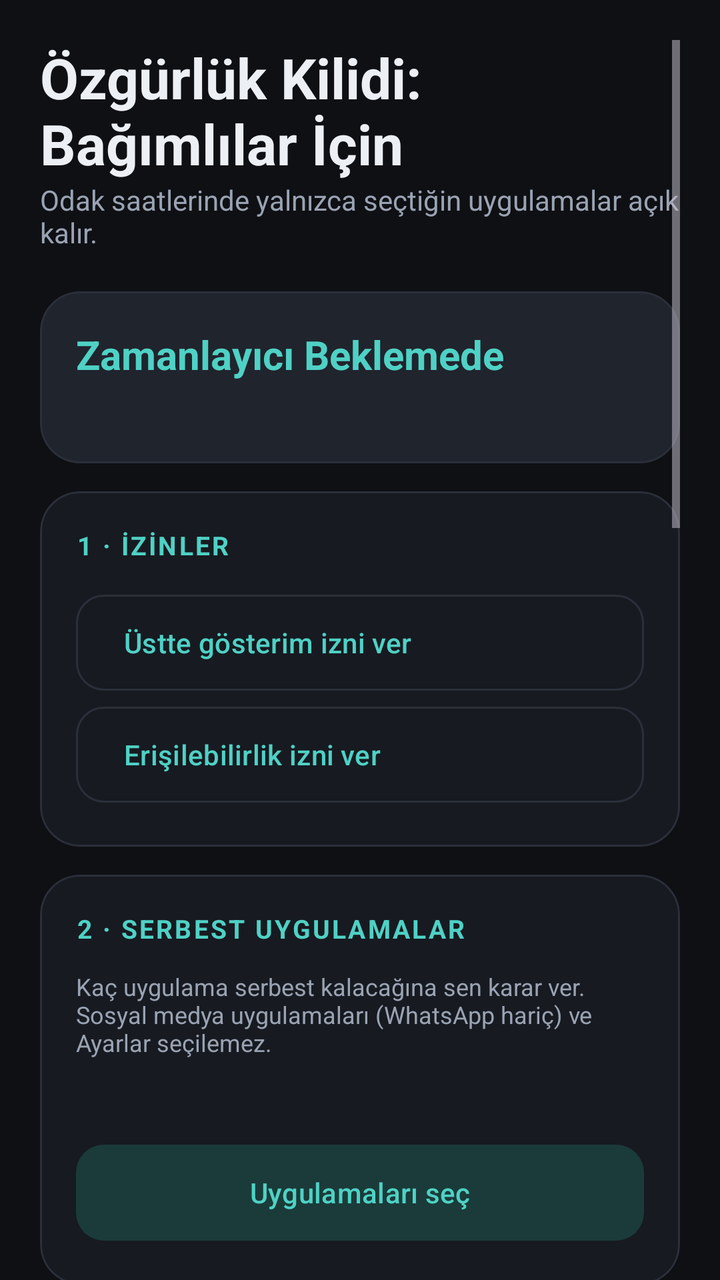
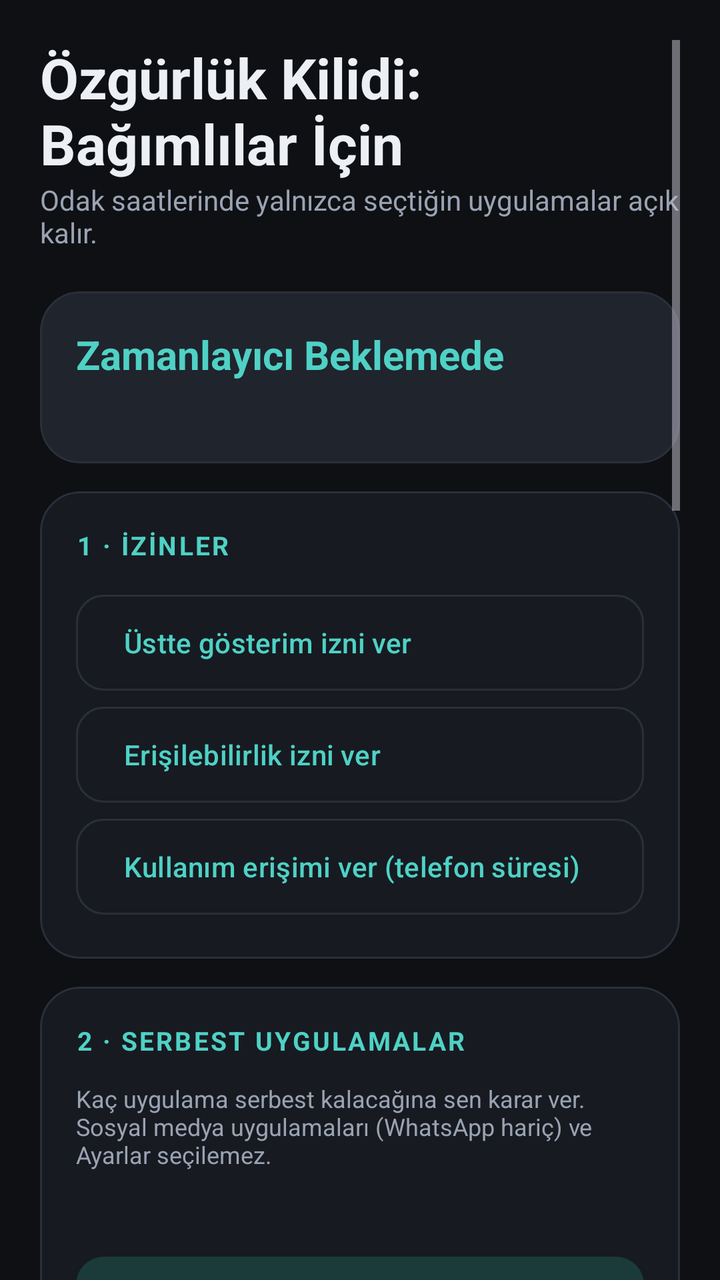

The first picture is an Android layout as it rendered before a commit; the second is the same layout after the commit. The layout source and the unified diff follow.
<!-- AndroidManifest.xml: application theme Theme.OzgurlukKilidi -->
<!-- res/layout/activity_main.xml -->
<?xml version="1.0" encoding="utf-8"?>
<FrameLayout xmlns:android="http://schemas.android.com/apk/res/android"
    xmlns:app="http://schemas.android.com/apk/res-auto"
    android:id="@+id/rootLayout"
    android:layout_width="match_parent"
    android:layout_height="match_parent"
    android:background="@color/bg">

    
    <ScrollView
        android:id="@+id/layoutSettings"
        android:layout_width="match_parent"
        android:layout_height="match_parent"
        android:clipToPadding="false"
        android:fillViewport="true"
        android:paddingHorizontal="20dp"
        android:paddingTop="20dp"
        android:paddingBottom="28dp">

        <LinearLayout
            android:layout_width="match_parent"
            android:layout_height="wrap_content"
            android:orientation="vertical">

            
            <TextView
                android:layout_width="wrap_content"
                android:layout_height="wrap_content"
                android:text="@string/app_name"
                android:textColor="@color/text_primary"
                android:textSize="28sp"
                android:textStyle="bold" />

            <TextView
                android:layout_width="wrap_content"
                android:layout_height="wrap_content"
                android:layout_marginBottom="20dp"
                android:text="Odak saatlerinde yalnızca seçtiğin uygulamalar açık kalır."
                android:textColor="@color/text_secondary"
                android:textSize="14sp" />

            
            <com.google.android.material.card.MaterialCardView
                android:id="@+id/cardStatus"
                style="@style/SettingsCard"
                app:cardBackgroundColor="@color/surface_high">

                <LinearLayout
                    android:layout_width="match_parent"
                    android:layout_height="wrap_content"
                    android:orientation="vertical">

                    <TextView
                        android:id="@+id/tvStatus"
                        android:layout_width="wrap_content"
                        android:layout_height="wrap_content"
                        android:text="Zamanlayıcı Beklemede"
                        android:textColor="@color/accent"
                        android:textSize="20sp"
                        android:textStyle="bold" />

                    <TextView
                        android:id="@+id/tvStatusDetail"
                        android:layout_width="wrap_content"
                        android:layout_height="wrap_content"
                        android:layout_marginTop="4dp"
                        android:textColor="@color/text_secondary"
                        android:textSize="14sp" />
                </LinearLayout>
            </com.google.android.material.card.MaterialCardView>

            
            <com.google.android.material.card.MaterialCardView style="@style/SettingsCard">

                <LinearLayout
                    android:layout_width="match_parent"
                    android:layout_height="wrap_content"
                    android:orientation="vertical">

                    <TextView
                        style="@style/SectionTitle"
                        android:text="1 · İZİNLER" />

                    <com.google.android.material.button.MaterialButton
                        android:id="@+id/btnOverlayPermission"
                        style="@style/Widget.Material3.Button.OutlinedButton"
                        android:layout_width="match_parent"
                        android:layout_height="56dp"
                        android:gravity="start|center_vertical"
                        android:text="Üstte gösterim izni ver"
                        android:textAllCaps="false"
                        app:cornerRadius="14dp" />

                    <com.google.android.material.button.MaterialButton
                        android:id="@+id/btnAccessibilityPermission"
                        style="@style/Widget.Material3.Button.OutlinedButton"
                        android:layout_width="match_parent"
                        android:layout_height="56dp"
                        android:gravity="start|center_vertical"
                        android:text="Erişilebilirlik izni ver"
                        android:textAllCaps="false"
                        app:cornerRadius="14dp" />
                </LinearLayout>
            </com.google.android.material.card.MaterialCardView>

            
            <com.google.android.material.card.MaterialCardView style="@style/SettingsCard">

                <LinearLayout
                    android:layout_width="match_parent"
                    android:layout_height="wrap_content"
                    android:orientation="vertical">

                    <TextView
                        style="@style/SectionTitle"
                        android:text="2 · SERBEST UYGULAMALAR" />

                    <TextView
                        android:layout_width="match_parent"
                        android:layout_height="wrap_content"
                        android:layout_marginBottom="8dp"
                        android:text="Kaç uygulama serbest kalacağına sen karar ver. Sosyal medya uygulamaları (WhatsApp hariç) ve Ayarlar seçilemez."
                        android:textColor="@color/text_secondary"
                        android:textSize="12sp" />

                    <TextView
                        android:id="@+id/tvSelectedApps"
                        android:layout_width="match_parent"
                        android:layout_height="wrap_content"
                        android:layout_marginBottom="12dp"
                        android:textColor="@color/text_primary"
                        android:textSize="14sp" />

                    <com.google.android.material.button.MaterialButton
                        android:id="@+id/btnSelectApps"
                        style="@style/Widget.Material3.Button.TonalButton"
                        android:layout_width="match_parent"
                        android:layout_height="56dp"
                        android:text="Uygulamaları seç"
                        android:textAllCaps="false"
                        app:cornerRadius="14dp" />
                </LinearLayout>
            </com.google.android.material.card.MaterialCardView>

            
            <com.google.android.material.card.MaterialCardView style="@style/SettingsCard">

                <LinearLayout
                    android:layout_width="match_parent"
                    android:layout_height="wrap_content"
                    android:orientation="vertical">

                    <TextView
                        style="@style/SectionTitle"
                        android:text="3 · ZAMANLAMA" />

                    <LinearLayout
                        android:layout_width="match_parent"
                        android:layout_height="wrap_content"
                        android:layout_marginBottom="12dp"
                        android:orientation="horizontal">

                        <com.google.android.material.button.MaterialButton
                            android:id="@+id/btnStartTime"
                            style="@style/Widget.Material3.Button.TonalButton"
                            android:layout_width="0dp"
                            android:layout_height="64dp"
                            android:layout_marginEnd="8dp"
                            android:layout_weight="1"
                            android:text="Başlangıç\n--:--"
                            android:textAllCaps="false"
                            app:cornerRadius="14dp" />

                        <com.google.android.material.button.MaterialButton
                            android:id="@+id/btnEndTime"
                            style="@style/Widget.Material3.Button.TonalButton"
                            android:layout_width="0dp"
                            android:layout_height="64dp"
                            android:layout_weight="1"
                            android:text="Bitiş\n--:--"
                            android:textAllCaps="false"
                            app:cornerRadius="14dp" />
                    </LinearLayout>

                    <LinearLayout
                        android:layout_width="match_parent"
                        android:layout_height="wrap_content"
                        android:orientation="horizontal">

                        <ToggleButton
                            android:id="@+id/btnMon"
                            style="@style/DayToggle"
                            android:textOff="Pzt"
                            android:textOn="Pzt" />

                        <ToggleButton
                            android:id="@+id/btnTue"
                            style="@style/DayToggle"
                            android:textOff="Sal"
                            android:textOn="Sal" />

                        <ToggleButton
                            android:id="@+id/btnWed"
                            style="@style/DayToggle"
                            android:textOff="Çar"
                            android:textOn="Çar" />

                        <ToggleButton
                            android:id="@+id/btnThu"
                            style="@style/DayToggle"
                            android:textOff="Per"
                            android:textOn="Per" />

                        <ToggleButton
                            android:id="@+id/btnFri"
                            style="@style/DayToggle"
                            android:textOff="Cum"
                            android:textOn="Cum" />

                        <ToggleButton
                            android:id="@+id/btnSat"
                            style="@style/DayToggle"
                            android:textOff="Cmt"
                            android:textOn="Cmt" />

                        <ToggleButton
                            android:id="@+id/btnSun"
                            style="@style/DayToggle"
                            android:textOff="Paz"
                            android:textOn="Paz" />
                    </LinearLayout>

                    <TextView
                        android:layout_width="wrap_content"
                        android:layout_height="wrap_content"
                        android:layout_marginTop="8dp"
                        android:text="Saat aralığı ve en az bir gün seçmek zorunludur."
                        android:textColor="@color/text_secondary"
                        android:textSize="12sp" />
                </LinearLayout>
            </com.google.android.material.card.MaterialCardView>

            
            <com.google.android.material.card.MaterialCardView style="@style/SettingsCard">

                <LinearLayout
                    android:layout_width="match_parent"
                    android:layout_height="wrap_content"
                    android:orientation="vertical">

                    <TextView
                        style="@style/SectionTitle"
                        android:text="4 · TAKVİM (İSTEĞE BAĞLI)" />

                    <TextView
                        android:layout_width="match_parent"
                        android:layout_height="wrap_content"
                        android:layout_marginBottom="10dp"
                        android:text="Seçtiğin tarihlerde zamanlayıcı hiçbir şekilde kapatılamaz."
                        android:textColor="@color/text_secondary"
                        android:textSize="12sp" />

                    <com.google.android.material.button.MaterialButtonToggleGroup
                        android:id="@+id/groupCommitMode"
                        android:layout_width="match_parent"
                        android:layout_height="wrap_content"
                        app:checkedButton="@+id/btnModeNone"
                        app:selectionRequired="true"
                        app:singleSelection="true">

                        <com.google.android.material.button.MaterialButton
                            android:id="@+id/btnModeNone"
                            style="@style/Widget.Material3.Button.OutlinedButton"
                            android:layout_width="0dp"
                            android:layout_height="wrap_content"
                            android:layout_weight="1"
                            android:paddingHorizontal="4dp"
                            android:text="Yok"
                            android:textAllCaps="false"
                            android:textSize="12sp" />

                        <com.google.android.material.button.MaterialButton
                            android:id="@+id/btnModeUntil"
                            style="@style/Widget.Material3.Button.OutlinedButton"
                            android:layout_width="0dp"
                            android:layout_height="wrap_content"
                            android:layout_weight="1"
                            android:paddingHorizontal="4dp"
                            android:text="Şu güne kadar"
                            android:textAllCaps="false"
                            android:textSize="12sp" />

                        <com.google.android.material.button.MaterialButton
                            android:id="@+id/btnModeDates"
                            style="@style/Widget.Material3.Button.OutlinedButton"
                            android:layout_width="0dp"
                            android:layout_height="wrap_content"
                            android:layout_weight="1"
                            android:paddingHorizontal="4dp"
                            android:text="Şu günlerde"
                            android:textAllCaps="false"
                            android:textSize="12sp" />
                    </com.google.android.material.button.MaterialButtonToggleGroup>

                    <com.google.android.material.button.MaterialButton
                        android:id="@+id/btnPickUntil"
                        style="@style/Widget.Material3.Button.TonalButton"
                        android:layout_width="match_parent"
                        android:layout_height="56dp"
                        android:layout_marginTop="12dp"
                        android:text="Tarih seç"
                        android:textAllCaps="false"
                        android:visibility="gone"
                        app:cornerRadius="14dp" />

                    <com.google.android.material.button.MaterialButton
                        android:id="@+id/btnAddDate"
                        style="@style/Widget.Material3.Button.TonalButton"
                        android:layout_width="match_parent"
                        android:layout_height="56dp"
                        android:layout_marginTop="12dp"
                        android:text="+ Gün ekle"
                        android:textAllCaps="false"
                        android:visibility="gone"
                        app:cornerRadius="14dp" />

                    <com.google.android.material.chip.ChipGroup
                        android:id="@+id/chipDates"
                        android:layout_width="match_parent"
                        android:layout_height="wrap_content"
                        android:layout_marginTop="8dp"
                        android:visibility="gone" />

                    <TextView
                        android:id="@+id/tvCommitInfo"
                        android:layout_width="match_parent"
                        android:layout_height="wrap_content"
                        android:layout_marginTop="8dp"
                        android:textColor="@color/warning"
                        android:textSize="13sp"
                        android:visibility="gone" />
                </LinearLayout>
            </com.google.android.material.card.MaterialCardView>

            <com.google.android.material.button.MaterialButton
                android:id="@+id/btnLock"
                style="@style/Widget.Material3.Button"
                android:layout_width="match_parent"
                android:layout_height="64dp"
                android:layout_marginTop="6dp"
                android:text="ZAMANLAYICIYI AKTİF ET"
                android:textSize="16sp"
                android:textStyle="bold"
                app:cornerRadius="18dp" />

            
            <com.google.android.material.card.MaterialCardView
                style="@style/SettingsCard"
                android:layout_marginTop="20dp">

                <LinearLayout
                    android:layout_width="match_parent"
                    android:layout_height="wrap_content"
                    android:orientation="vertical">

                    <TextView
                        style="@style/SectionTitle"
                        android:text="5 · BAĞIMLILAR İÇİN" />

                    <TextView
                        android:layout_width="match_parent"
                        android:layout_height="wrap_content"
                        android:layout_marginBottom="10dp"
                        android:text="Serbest uygulamalar sayılmaz. Geri kalan uygulamalarda günde toplam 2 saati geçersen telefon, mola saatleri dışında kilitlenir. Seçtiğin tarihe kadar bu mod kapatılamaz ve uygulama silinemez."
                        android:textColor="@color/text_secondary"
                        android:textSize="12sp" />

                    <TextView
                        android:id="@+id/tvAddictUsage"
                        android:layout_width="match_parent"
                        android:layout_height="wrap_content"
                        android:layout_marginBottom="12dp"
                        android:textColor="@color/text_primary"
                        android:textSize="14sp" />

                    <com.google.android.material.button.MaterialButton
                        android:id="@+id/btnAddictUntil"
                        style="@style/Widget.Material3.Button.TonalButton"
                        android:layout_width="match_parent"
                        android:layout_height="56dp"
                        android:layout_marginBottom="12dp"
                        android:text="Bitiş tarihi seç"
                        android:textAllCaps="false"
                        app:cornerRadius="14dp" />

                    <TextView
                        android:layout_width="wrap_content"
                        android:layout_height="wrap_content"
                        android:layout_marginBottom="6dp"
                        android:text="Mola saat aralığı (bu saatlerde her şey serbest)"
                        android:textColor="@color/text_secondary"
                        android:textSize="12sp" />

                    <LinearLayout
                        android:layout_width="match_parent"
                        android:layout_height="wrap_content"
                        android:orientation="horizontal">

                        <com.google.android.material.button.MaterialButton
                            android:id="@+id/btnBreakStart"
                            style="@style/Widget.Material3.Button.TonalButton"
                            android:layout_width="0dp"
                            android:layout_height="64dp"
                            android:layout_marginEnd="8dp"
                            android:layout_weight="1"
                            android:text="Mola başı\n--:--"
                            android:textAllCaps="false"
                            app:cornerRadius="14dp" />

                        <com.google.android.material.button.MaterialButton
                            android:id="@+id/btnBreakEnd"
                            style="@style/Widget.Material3.Button.TonalButton"
                            android:layout_width="0dp"
                            android:layout_height="64dp"
                            android:layout_weight="1"
                            android:text="Mola sonu\n--:--"
                            android:textAllCaps="false"
                            app:cornerRadius="14dp" />
                    </LinearLayout>

                    <TextView
                        android:id="@+id/tvAddictInfo"
                        android:layout_width="match_parent"
                        android:layout_height="wrap_content"
                        android:layout_marginTop="8dp"
                        android:textColor="@color/warning"
                        android:textSize="13sp"
                        android:visibility="gone" />

                    <com.google.android.material.button.MaterialButton
                        android:id="@+id/btnAddict"
                        style="@style/Widget.Material3.Button"
                        android:layout_width="match_parent"
                        android:layout_height="64dp"
                        android:layout_marginTop="12dp"
                        android:backgroundTint="@color/danger"
                        android:text="BAĞIMLILAR İÇİN MODUNU BAŞLAT"
                        android:textColor="@color/on_danger"
                        android:textSize="15sp"
                        android:textStyle="bold"
                        app:cornerRadius="18dp" />
                </LinearLayout>
            </com.google.android.material.card.MaterialCardView>

        </LinearLayout>
    </ScrollView>

    
    <ScrollView
        android:id="@+id/layoutLockContainer"
        android:layout_width="match_parent"
        android:layout_height="match_parent"
        android:clipToPadding="false"
        android:fillViewport="true"
        android:paddingHorizontal="20dp"
        android:paddingTop="24dp"
        android:paddingBottom="24dp"
        android:visibility="gone">

        <LinearLayout
            android:layout_width="match_parent"
            android:layout_height="wrap_content"
            android:gravity="center_horizontal"
            android:orientation="vertical">

            <TextView
                android:id="@+id/tvCountdownLabel"
                android:layout_width="wrap_content"
                android:layout_height="wrap_content"
                android:letterSpacing="0.08"
                android:text="ODAK MODU"
                android:textColor="@color/accent"
                android:textSize="13sp"
                android:textStyle="bold" />

            
            <LinearLayout
                android:layout_width="match_parent"
                android:layout_height="wrap_content"
                android:layout_marginTop="12dp"
                android:layout_marginBottom="16dp"
                android:background="@drawable/bg_countdown"
                android:gravity="center_horizontal"
                android:orientation="vertical"
                android:paddingHorizontal="24dp"
                android:paddingTop="22dp"
                android:paddingBottom="20dp">

                <TextView
                    android:id="@+id/tvCountdown"
                    android:layout_width="wrap_content"
                    android:layout_height="wrap_content"
                    android:fontFamily="monospace"
                    android:text="00:00:00"
                    android:textColor="@color/text_primary"
                    android:textSize="48sp"
                    android:textStyle="bold" />

                <com.google.android.material.progressindicator.LinearProgressIndicator
                    android:id="@+id/progressLock"
                    android:layout_width="match_parent"
                    android:layout_height="wrap_content"
                    android:layout_marginTop="14dp"
                    android:max="1000"
                    app:indicatorColor="@color/accent"
                    app:trackColor="@color/stroke"
                    app:trackCornerRadius="4dp"
                    app:trackThickness="6dp" />

                <TextView
                    android:id="@+id/tvLockEnds"
                    android:layout_width="wrap_content"
                    android:layout_height="wrap_content"
                    android:layout_marginTop="10dp"
                    android:textColor="@color/text_secondary"
                    android:textSize="13sp" />
            </LinearLayout>

            
            <TextView
                android:id="@+id/tvQuote"
                android:layout_width="match_parent"
                android:layout_height="wrap_content"
                android:layout_marginBottom="24dp"
                android:background="@drawable/bg_quote"
                android:clickable="true"
                android:focusable="true"
                android:gravity="center"
                android:lineSpacingExtra="4dp"
                android:padding="20dp"
                android:textColor="@color/text_primary"
                android:textSize="16sp"
                android:textStyle="italic" />

            <TextView
                android:layout_width="match_parent"
                android:layout_height="wrap_content"
                android:layout_marginBottom="12dp"
                android:letterSpacing="0.08"
                android:text="SERBEST UYGULAMALAR"
                android:textColor="@color/text_secondary"
                android:textSize="12sp"
                android:textStyle="bold" />

            
            <LinearLayout
                android:id="@+id/layoutAllowedApps"
                android:layout_width="match_parent"
                android:layout_height="wrap_content"
                android:layout_marginBottom="16dp"
                android:orientation="vertical" />

            <TextView
                android:id="@+id/tvNoApps"
                android:layout_width="match_parent"
                android:layout_height="wrap_content"
                android:layout_marginBottom="16dp"
                android:gravity="center"
                android:text="Serbest uygulama seçilmedi. Şimdilik sadece odaklan!"
                android:textColor="@color/text_secondary"
                android:textSize="14sp"
                android:visibility="gone" />

            <TextView
                android:id="@+id/tvLockCommit"
                android:layout_width="match_parent"
                android:layout_height="wrap_content"
                android:layout_marginBottom="8dp"
                android:gravity="center"
                android:textColor="@color/warning"
                android:textSize="13sp"
                android:visibility="gone" />

            <com.google.android.material.button.MaterialButton
                android:id="@+id/btnUnlock"
                style="@style/Widget.Material3.Button.TextButton"
                android:layout_width="wrap_content"
                android:layout_height="wrap_content"
                android:text="Zamanlayıcıyı durdur"
                android:textAllCaps="false"
                android:textColor="@color/text_secondary"
                android:textSize="13sp" />
        </LinearLayout>
    </ScrollView>

</FrameLayout>
<!-- resources referenced by this layout -->
<resources>
  <color name="accent">#4FD1C5</color>
  <color name="bg">#0E1014</color>
  <color name="danger">#FF6B6B</color>
  <color name="on_danger">#2A0A0A</color>
  <color name="stroke">#2A2F3A</color>
  <color name="surface_high">#20242D</color>
  <color name="text_primary">#ECEFF4</color>
  <color name="text_secondary">#9AA3B2</color>
  <color name="warning">#FFB74D</color>
  <!-- drawable bg_countdown (drawable) -->
  <?xml version="1.0" encoding="utf-8"?>
  <shape xmlns:android="http://schemas.android.com/apk/res/android" android:shape="rectangle">
      <gradient
          android:angle="270"
          android:endColor="@color/surface"
          android:startColor="@color/surface_high" />
      <stroke android:width="1dp" android:color="@color/stroke" />
      <corners android:radius="24dp" />
  </shape>
  <!-- drawable bg_quote (drawable) -->
  <?xml version="1.0" encoding="utf-8"?>
  <ripple xmlns:android="http://schemas.android.com/apk/res/android"
      android:color="#334FD1C5">
      <item>
          <shape android:shape="rectangle">
              <solid android:color="@color/accent_soft" />
              <corners android:radius="20dp" />
          </shape>
      </item>
  </ripple>
  <string name="app_name">Özgürlük Kilidi: Bağımlılar İçin</string>
  <style name="DayToggle">
          <item name="android:layout_width">0dp</item>
          <item name="android:layout_height">44dp</item>
          <item name="android:layout_weight">1</item>
          <item name="android:layout_margin">3dp</item>
          <item name="android:minWidth">0dp</item>
          <item name="android:minHeight">0dp</item>
          <item name="android:padding">0dp</item>
          <item name="android:background">@drawable/bg_day_toggle</item>
          <item name="android:textColor">@color/day_toggle_text</item>
          <item name="android:textSize">12sp</item>
          <item name="android:textStyle">bold</item>
          <item name="android:textAllCaps">false</item>
          <item name="android:stateListAnimator">@null</item>
      </style>
  <style name="SectionTitle">
          <item name="android:layout_width">wrap_content</item>
          <item name="android:layout_height">wrap_content</item>
          <item name="android:layout_marginBottom">12dp</item>
          <item name="android:textColor">@color/accent</item>
          <item name="android:textSize">13sp</item>
          <item name="android:textStyle">bold</item>
          <item name="android:letterSpacing">0.08</item>
      </style>
  <style name="SettingsCard" parent="Widget.Material3.CardView.Filled">
          <item name="android:layout_width">match_parent</item>
          <item name="android:layout_height">wrap_content</item>
          <item name="android:layout_marginBottom">14dp</item>
          <item name="cardBackgroundColor">@color/surface</item>
          <item name="cardCornerRadius">20dp</item>
          <item name="cardElevation">0dp</item>
          <item name="strokeColor">@color/stroke</item>
          <item name="strokeWidth">1dp</item>
          <item name="contentPadding">18dp</item>
      </style>
  <color name="surface">#171A21</color>
  <color name="accent_soft">#1A3B39</color>
  <!-- drawable bg_day_toggle (drawable) -->
  <?xml version="1.0" encoding="utf-8"?>
  <selector xmlns:android="http://schemas.android.com/apk/res/android">
      <item android:state_checked="true">
          <shape android:shape="rectangle">
              <solid android:color="@color/accent" />
              <corners android:radius="12dp" />
          </shape>
      </item>
      <item>
          <shape android:shape="rectangle">
              <solid android:color="@color/surface_high" />
              <stroke android:width="1dp" android:color="@color/stroke" />
              <corners android:radius="12dp" />
          </shape>
      </item>
  </selector>
  <color name="on_accent">#06201D</color>
  <!-- unchanged entries left out for length: 1 -->
</resources>

<!-- the commit's change to res/layout/activity_main.xml (unified diff, before → after) -->
@@ -98,6 +98,16 @@
                         android:layout_height="56dp"
                         android:gravity="start|center_vertical"
                         android:text="Erişilebilirlik izni ver"
+                        android:textAllCaps="false"
+                        app:cornerRadius="14dp" />
+
+                    <com.google.android.material.button.MaterialButton
+                        android:id="@+id/btnUsagePermission"
+                        style="@style/Widget.Material3.Button.OutlinedButton"
+                        android:layout_width="match_parent"
+                        android:layout_height="56dp"
+                        android:gravity="start|center_vertical"
+                        android:text="Kullanım erişimi ver (telefon süresi)"
                         android:textAllCaps="false"
                         app:cornerRadius="14dp" />
                 </LinearLayout>
@@ -527,20 +537,60 @@
             </LinearLayout>
 
             
-            <TextView
-                android:id="@+id/tvQuote"
+            <LinearLayout
                 android:layout_width="match_parent"
                 android:layout_height="wrap_content"
                 android:layout_marginBottom="24dp"
                 android:background="@drawable/bg_quote"
-                android:clickable="true"
-                android:focusable="true"
-                android:gravity="center"
-                android:lineSpacingExtra="4dp"
-                android:padding="20dp"
-                android:textColor="@color/text_primary"
-                android:textSize="16sp"
-                android:textStyle="italic" />
+                android:orientation="vertical"
+                android:paddingHorizontal="12dp"
+                android:paddingTop="12dp"
+                android:paddingBottom="12dp">
+
+                <LinearLayout
+                    android:layout_width="match_parent"
+                    android:layout_height="wrap_content"
+                    android:gravity="center_vertical"
+                    android:orientation="horizontal">
+
+                    <TextView
+                        android:layout_width="0dp"
+                        android:layout_height="wrap_content"
+                        android:layout_weight="1"
+                        android:paddingStart="4dp"
+                        android:text="🕒  BUGÜN"
+                        android:textColor="@color/text_primary"
+                        android:textSize="14sp"
+                        android:textStyle="bold" />
+
+                    <com.google.android.material.button.MaterialButton
+                        android:id="@+id/btnAddActivity"
+                        style="@style/Widget.Material3.Button.TonalButton"
+                        android:layout_width="wrap_content"
+                        android:layout_height="40dp"
+                        android:minWidth="0dp"
+                        android:paddingHorizontal="14dp"
+                        android:text="+ Ekle"
+                        android:textAllCaps="false"
+                        android:textSize="13sp"
+                        app:cornerRadius="12dp" />
+                </LinearLayout>
+
+                <com.ozgurluk.kilidi.ChartView
+                    android:id="@+id/chartActivities"
+                    android:layout_width="match_parent"
+                    android:layout_height="300dp"
+                    android:layout_marginTop="6dp"
+                    android:contentDescription="Bugünkü etkinlik grafiği" />
+
+                <TextView
+                    android:layout_width="match_parent"
+                    android:layout_height="wrap_content"
+                    android:gravity="center"
+                    android:text="Bir çubuğa dokunarak süresini düzenle. Telefon süresi otomatik gelir."
+                    android:textColor="@color/text_secondary"
+                    android:textSize="11sp" />
+            </LinearLayout>
 
             <TextView
                 android:layout_width="match_parent"
